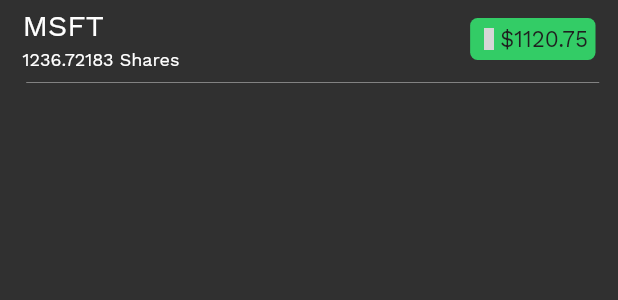
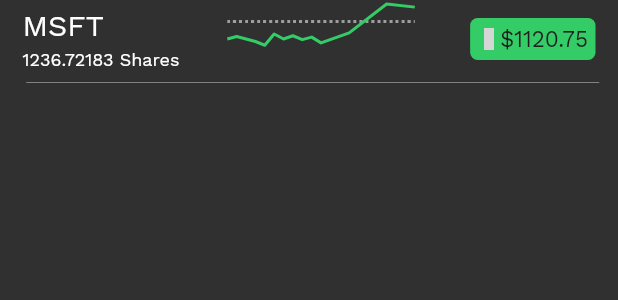
Before and after one commit to rbrunney/InvestEd, a Flutter app: the StockInfo widget shown alone on an empty page, opened directly, on a phone screen of 412 x 824 dp. Shown: the top 300 px of the screen. Run offline on Flutter 3.47's test engine with Material 2 defaults, Android fonts, the phone set to English and light mode, and no system bars; drawn by our look-alikes of fl_chart; our stand-ins replace flutter_vector_icons, page_transition; grey boxes are pictures that could not be loaded.

Commit message:
Working on making graph dynamic
Working on making dynamic graphs so I can reuse them over and over

```diff
--- a/InvestEd/Front End/invested/lib/pages/portfolio/portfolio_graph.dart
+++ b/InvestEd/Front End/invested/lib/pages/portfolio/line_graph.dart
@@ -1,26 +1,43 @@
 import 'package:flutter/material.dart';
 import 'package:fl_chart/fl_chart.dart';
-import 'package:invested/util/global_styling.dart' as global_styling;
 
-class PortfolioGraph extends StatefulWidget {
-  const PortfolioGraph({Key? key}) : super(key: key);
+class LineGraph extends StatefulWidget {
+  final double height;
+  final double width;
+  final double maxX;
+  final double maxY;
+  final int previousCloseLineSize;
+  final List<FlSpot> previousCloseData;
+  final List<FlSpot> graphLineData;
+  final Color graphLineColor;
+  const LineGraph({
+    Key? key,
+    this.height = 200,
+    this.width = 0,
+    this.maxX = 0,
+    this.maxY = 0,
+    this.previousCloseLineSize = 8,
+    this.previousCloseData = const [],
+    this.graphLineData = const [],
+    this.graphLineColor = Colors.grey
+  }) : super(key: key);
 
   @override
-  State<PortfolioGraph> createState() => _PortfolioGraphState();
+  State<LineGraph> createState() => _LineGraphState();
 }
 
-class _PortfolioGraphState extends State<PortfolioGraph> {
+class _LineGraphState extends State<LineGraph> {
   @override
   Widget build(BuildContext context) {
     return SizedBox(
-        height: 200,
-        width: MediaQuery.of(context).size.width - 15,
+        height: widget.height,
+        width: widget.width,
         child: LineChart(
           LineChartData(
             minX: 0,
-            maxX: 20,
+            maxX: widget.maxX,
             minY: 0,
-            maxY: 6,
+            maxY: widget.maxY,
             // Removing all of the label axis for information
             titlesData: FlTitlesData(
               leftTitles: AxisTitles(sideTitles: SideTitles(showTitles: false)),
@@ -32,11 +49,8 @@ class _PortfolioGraphState extends State<PortfolioGraph> {
             ),
             lineBarsData: [
               LineChartBarData(
-                dashArray: [8, 8],
-                spots: const [
-                  FlSpot(0, 2.75),
-                  FlSpot(20, 2.75),
-                ],
+                dashArray: [widget.previousCloseLineSize, widget.previousCloseLineSize],
+                spots: widget.previousCloseData,
                 color: Colors.grey,
                 // This is here to remove the disgusting data points
                 dotData: FlDotData(
@@ -44,30 +58,8 @@ class _PortfolioGraphState extends State<PortfolioGraph> {
                 ),
               ),
               LineChartBarData(
-                  spots: const [
-                    FlSpot(0, 3),
-                    FlSpot(1, 4),
-                    FlSpot(2, 3),
-                    FlSpot(3, 2),
-                    FlSpot(4, 0.5),
-                    FlSpot(5, 5),
-                    FlSpot(6, 3),
-                    FlSpot(7, 4.3),
-                    FlSpot(8, 2.75),
-                    FlSpot(9, 3.75),
-                    FlSpot(10, 1.45),
-                    FlSpot(11, 2.6),
-                    FlSpot(12, 5),
-                    FlSpot(13, 3),
-                    FlSpot(14, 4.3),
-                    FlSpot(15, 2.75),
-                    FlSpot(16, 3.75),
-                    FlSpot(17, 1.45),
-                    FlSpot(18, 2.6),
-                    FlSpot(19, 2.6),
-                    FlSpot(20, 3.0),
-                  ],
-                  color: Color(global_styling.LOGO_COLOR),
+                  spots: widget.graphLineData,
+                  color: widget.graphLineColor,
                   // This is here to remove the disgusting data points
                   dotData: FlDotData(
                     show: false,
--- a/InvestEd/Front End/invested/lib/pages/portfolio/stock_info.dart
+++ b/InvestEd/Front End/invested/lib/pages/portfolio/stock_info.dart
@@ -1,5 +1,7 @@
+import 'package:fl_chart/fl_chart.dart';
 import 'package:flutter/material.dart';
 import 'package:flutter_vector_icons/flutter_vector_icons.dart';
+import 'package:invested/pages/portfolio/line_graph.dart';
 import 'package:invested/util/custom_text.dart';
 import 'package:invested/util/global_styling.dart' as global_styling;
 
@@ -50,6 +52,35 @@ class _StockInfoState extends State<StockInfo> {
                 ),
               ),
               const Spacer(),
+              LineGraph(
+                height: 10,
+                width: 125,
+                maxX: 20,
+                maxY: 6,
+                previousCloseLineSize: 2,
+                graphLineColor: Color(global_styling.LOGO_COLOR),
+                previousCloseData: const [
+                  FlSpot(0, 10),
+                  FlSpot(20, 10)
+                ],
+                graphLineData: const [
+                  FlSpot(0, 3),
+                  FlSpot(1, 4),
+                  FlSpot(2, 3),
+                  FlSpot(3, 2),
+                  FlSpot(4, 0.5),
+                  FlSpot(5, 5),
+                  FlSpot(6, 3),
+                  FlSpot(7, 4.3),
+                  FlSpot(8, 2.75),
+                  FlSpot(9, 3.75),
+                  FlSpot(10, 1.45),
+                  FlSpot(13, 5.45),
+                  FlSpot(17, 17.00),
+                  FlSpot(20, 15.75)
+                ],
+              ),
+              const Spacer(),
               Container(
                   margin: const EdgeInsets.all(5),
                   padding: const EdgeInsets.all(5),
```
Also changed, not shown: InvestEd/Front End/invested/lib/pages/portfolio/portfolio_page.dart (+36 -3 lines).
